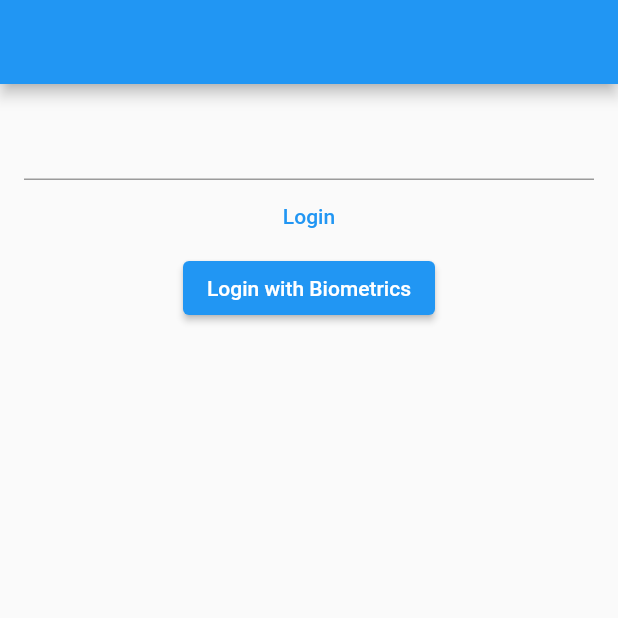
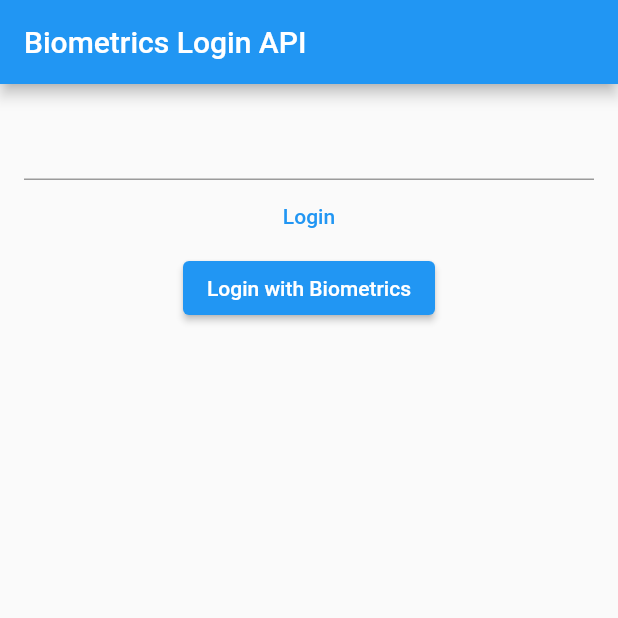
Before and after one commit to cpsanpedro/login_biometrics_api, a Flutter app: the screen it shows after launch, on a phone screen of 412 x 824 dp, the top half of it. Run offline on Flutter 3.47's test engine with Material 2 defaults, Android fonts, the phone set to English and light mode, and no system bars; missing offline and left inert: flutter_locker.

Commit message:
add comments

```diff
--- a/lib/api.dart
+++ b/lib/api.dart
@@ -5,6 +5,7 @@ import 'package:http/http.dart' as http;
 class Api {
   String url = "https://retoolapi.dev/OYDi0z/login_data";
 
+  //Sample API response
   Future<String> fetchData() async {
     return http.get(Uri.parse(url)).then((value) {
       List<dynamic> decodedResponse = jsonDecode(value.body);
--- a/lib/login_page.dart
+++ b/lib/login_page.dart
@@ -15,8 +15,11 @@ class _LoginPageState extends State<LoginPage> {
   Widget _biometricsLogin() {
     return ElevatedButton(
         onPressed: () async {
+          //retrieve the saved pincode
           String _retrievedPin = await FlutterLocker.retrieve(RetrieveSecretRequest(key, AndroidPrompt("Login with Fingerprint", "Cancel"), IOsPrompt("Login with Fingerprint")));
+          //fetch correct pincode from API
           String _pinFromApi = await Api().fetchData();
+          //compare the pincode saved from biometrics with API
           if (_retrievedPin == _pinFromApi) {
             print("Success Login from biometrics");
             Navigator.of(context).push(
@@ -30,7 +33,7 @@ class _LoginPageState extends State<LoginPage> {
   @override
   Widget build(BuildContext context) {
     return Scaffold(
-      appBar: AppBar(),
+      appBar: AppBar(title: Text("Biometrics Login API"),),
       body: Padding(
         padding: const EdgeInsets.all(16.0),
         child: Column(
@@ -43,7 +46,9 @@ class _LoginPageState extends State<LoginPage> {
             TextButton(
                 onPressed: () async {
                   String _pin = await Api().fetchData();
+                  //to check if the pin is same from the backend
                   if (_pincode == _pin) {
+                    //save the pincode so that, next time we can retrieve it
                     await FlutterLocker.save(SaveSecretRequest(
                         key, _pincode, AndroidPrompt("Authenticate", "Cancel")));
                     Navigator.of(context).push(
```
